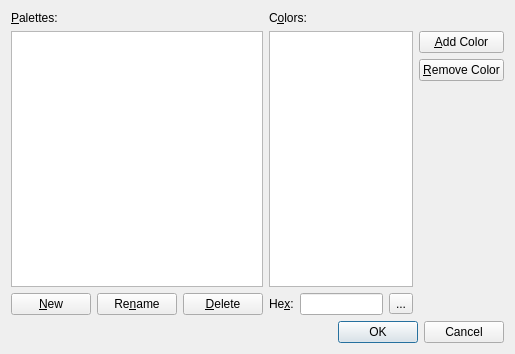
This is custompalettes.ui in irydacea/wespal as Qt 5 draws it before an edit. The edited form follows.
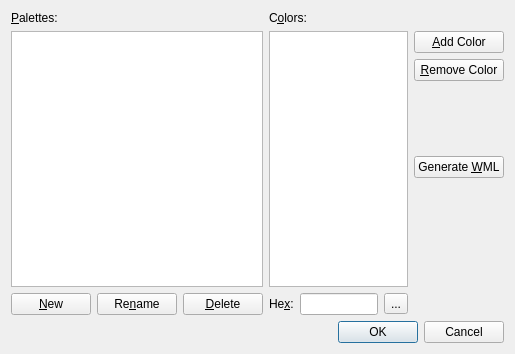
This is the edited form. Icons and pictures are not drawn.

Commit message: custompalettes: Add option to generate WML for the selected palette

```diff
--- a/custompalettes.ui
+++ b/custompalettes.ui
@@ -112,7 +112,7 @@
           </layout>
          </item>
          <item>
-          <layout class="QVBoxLayout" name="verticalLayout">
+          <layout class="QVBoxLayout" name="verticalLayout" stretch="0,0,1,0,2">
            <item>
             <widget class="QPushButton" name="cmdAddCol">
              <property name="text">
@@ -140,6 +140,26 @@
              </property>
             </spacer>
            </item>
+           <item>
+            <widget class="QPushButton" name="cmdWml">
+             <property name="text">
+              <string>Generate &amp;WML</string>
+             </property>
+            </widget>
+           </item>
+           <item>
+            <spacer name="verticalSpacer_2">
+             <property name="orientation">
+              <enum>Qt::Vertical</enum>
+             </property>
+             <property name="sizeHint" stdset="0">
+              <size>
+               <width>20</width>
+               <height>40</height>
+              </size>
+             </property>
+            </spacer>
+           </item>
           </layout>
          </item>
         </layout>
```
The commit also changes 2 other files.
